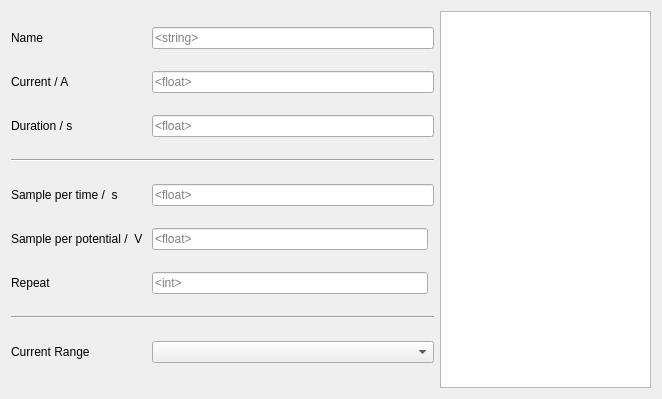
This is UIFiles/qt_CP.ui in ChristopherYJS/ElectrochemicalOuija as Qt 5 draws it before an edit. The edited form follows.
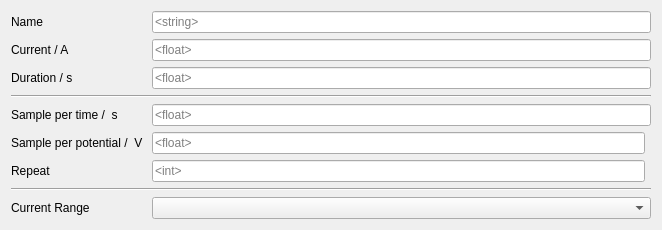
This is the edited form.

Patch:
```diff
--- a/UIFiles/qt_CP.ui
+++ b/UIFiles/qt_CP.ui
@@ -19,7 +19,7 @@
   <property name="windowTitle">
    <string>Form</string>
   </property>
-  <layout class="QHBoxLayout" name="horizontalLayout" stretch="2,1">
+  <layout class="QHBoxLayout" name="horizontalLayout" stretch="2">
    <property name="sizeConstraint">
     <enum>QLayout::SetMaximumSize</enum>
    </property>
@@ -135,9 +135,6 @@
      </item>
     </layout>
    </item>
-   <item>
-    <widget class="QPlainTextEdit" name="plainTextEdit"/>
-   </item>
   </layout>
  </widget>
  <resources/>
```
